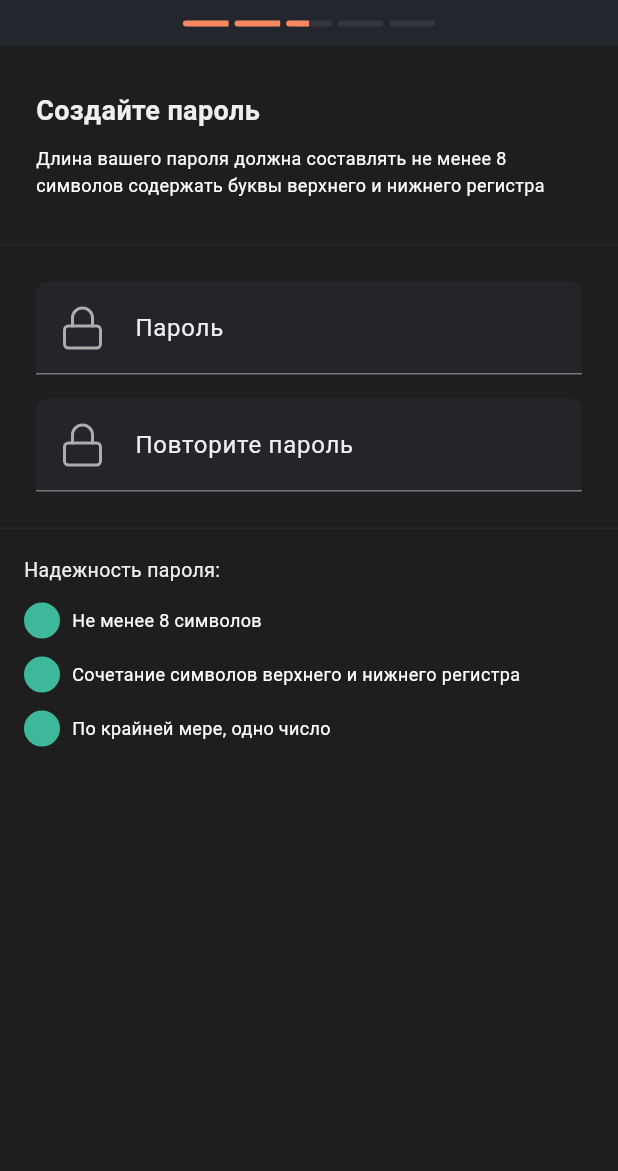
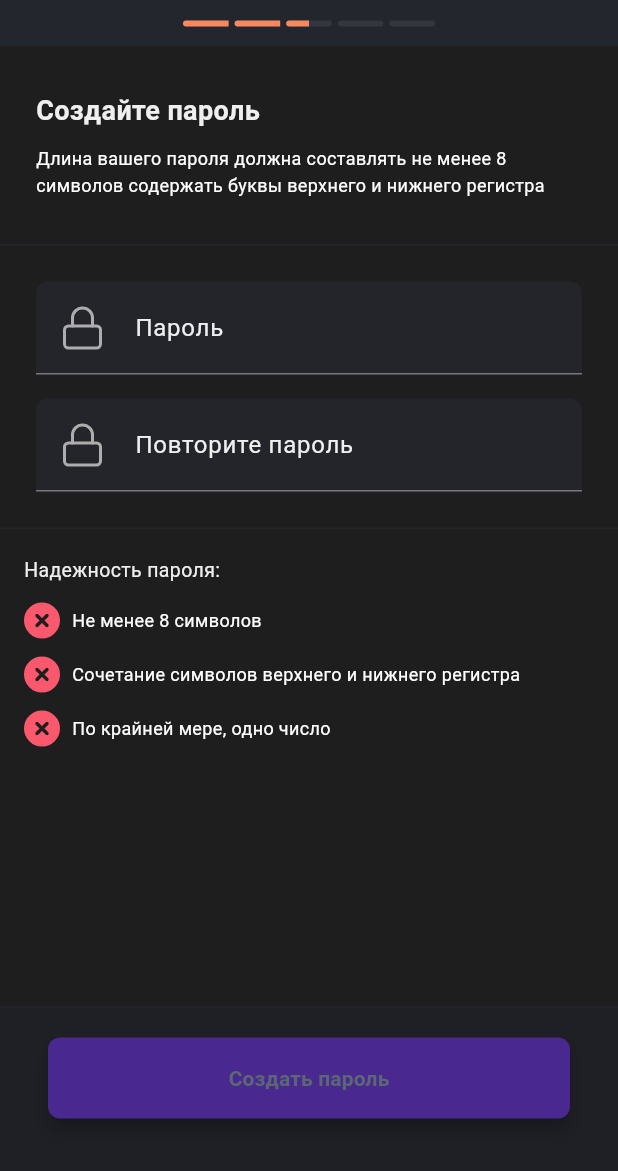
Before and after one commit to PLUXVR/rtk, a Flutter app: the PasswordCreateScreen screen opened directly, on a phone screen of 412 x 824 dp, the part 65-1236 px from its top. Run offline on Flutter 3.47's test engine with Material 3 defaults, Android fonts, the phone set to English and light mode, and no system bars; our stand-ins replace flutter_svg.

Commit message:
step_four_personal_data_screen

```diff
--- a/lib/src/app/colors/colors.dart
+++ b/lib/src/app/colors/colors.dart
@@ -15,10 +15,12 @@
 
 abstract final class AppColors {
   static const white = Colors.white;
+  static const disabledTextColor = Color(0xFF5B6774);
   static const orange300 = Color(0xFFF98760);
   static const neutal50 = Color(0xFFDEE4EC);
   static const neutal700 = Color(0xFF39414A);
   static const gray100 = Color(0xFFAEAFB2);
   static const green700 = Color(0xFF3EB89B);
   static const red500 = Color(0xFFFA586C);
+  static const purple800 = Color(0xFF492890);
 }
--- /dev/null
+++ b/lib/src/app/modules/registration_module/registration_module_import.dart
@@ -0,0 +1,6 @@
+export 'package:flutter_rtk/src/app/modules/first_screen/first_screen.dart';
+export 'package:flutter_rtk/src/app/modules/registration_module/registration_screen/registration_screen.dart';
+export 'package:flutter_rtk/src/app/modules/registration_module/step_one_phone_number/phone_number_screen.dart';
+export 'package:flutter_rtk/src/app/modules/registration_module/step_three_create_password/step_three_create_password.dart';
+export 'package:flutter_rtk/src/app/modules/registration_module/step_two_verification/step_two_verification_screen.dart';
+export 'package:flutter_rtk/src/app/modules/registration_module/step_four_personal_data/personal_data_screen.dart';
--- a/lib/src/app/modules/registration_screen/registration_screen.dart
+++ b/lib/src/app/modules/registration_module/registration_screen/registration_screen.dart
@@ -1,8 +1,8 @@
 import 'package:flutter/material.dart';
 import 'package:flutter_rtk/src/app/colors/colors.dart';
-import 'package:flutter_rtk/src/app/modules/registration_screen/components/registration_app_bar.dart/registration_app_bar.dart';
-import 'package:flutter_rtk/src/app/modules/registration_screen/components/registration_app_bar.dart/registration_body.dart';
-import 'package:flutter_rtk/src/app/modules/registration_screen/components/registration_app_bar.dart/validation_widget.dart';
+import 'package:flutter_rtk/src/app/modules/registration_module/registration_screen/components/registration_app_bar.dart/registration_app_bar.dart';
+import 'package:flutter_rtk/src/app/modules/registration_module/registration_screen/components/registration_app_bar.dart/registration_body.dart';
+import 'package:flutter_rtk/src/app/modules/registration_module/registration_screen/components/registration_app_bar.dart/validation_widget.dart';
 import 'package:flutter_rtk/src/app/widgets/check_box/check_box.dart';
 import 'package:flutter_rtk/src/app/widgets/input_field.dart/input_field.dart';
 import 'package:flutter_svg/svg.dart';
--- /dev/null
+++ b/lib/src/app/modules/registration_module/step_three_create_password/step_three_create_password.dart
@@ -0,0 +1,302 @@
+import 'package:flutter/material.dart';
+import 'package:flutter_rtk/src/app/colors/colors.dart';
+import 'package:flutter_rtk/src/app/modules/registration_module/registration_screen/components/registration_app_bar.dart/validation_widget.dart';
+import 'package:flutter_rtk/src/app/widgets/app_bar/default_app_bar.dart';
+import 'package:flutter_rtk/src/app/widgets/check_box/check_box.dart';
+import 'package:flutter_rtk/src/app/widgets/input_field.dart/input_field.dart';
+import 'package:flutter_rtk/src/app/widgets/rectangle_button/rectangle_button.dart';
+import 'package:flutter_rtk/src/app/widgets/step_bar/step_bar.dart';
+import 'package:flutter_rtk/src/app/widgets/text_info_widget/text_info_widget.dart';
+import 'package:flutter_svg/svg.dart';
+
+class PasswordCreateScreen extends StatefulWidget {
+  const PasswordCreateScreen({super.key});
+
+  @override
+  State<PasswordCreateScreen> createState() => _PasswordCreateScreenState();
+}
+
+class _PasswordCreateScreenState extends State<PasswordCreateScreen> {
+  final _formKey = GlobalKey<FormState>();
+  // Для сохранения значения поля ввода паролей
+  final _passwordController = TextEditingController();
+  final _confirmPasswordController = TextEditingController();
+  // Проверка на соответствие паролей
+  bool _passMatch = true;
+  // Чек боксы для надежности пароля
+  bool _minSymbolsError = true;
+  bool _lowerAndUpperCaseError = true;
+  bool _personalInfoInPassError = true;
+  bool _minSymbolsValid = false;
+  bool _lowerAndUpperCaseValid = false;
+  bool _personalInfoInPassValid = false;
+
+  @override
+  Widget build(BuildContext context) {
+    return Scaffold(
+      backgroundColor: bodyBackgroundColor,
+      appBar: DefaultAppBar(
+        additionHeight: 20,
+        titleText: "Шаг 3 из 5",
+        bottomAppBarChild: const Padding(
+          padding: EdgeInsets.symmetric(horizontal: 120.0),
+          child: StepBar(
+            currentStep: 3,
+            stepsCount: 5,
+          ),
+        ),
+        actions: [
+          DefaultRectangleButton(
+            child: SvgPicture.asset('assets/icons/x-circle.svg'),
+          ),
+        ],
+      ),
+      body: Column(
+        children: [
+          const TextInfoWidget(
+            headingText: "Создайте пароль",
+            bodyText: Text(
+              'Длина вашего пароля должна составлять не менее 8 символов содержать буквы верхнего и нижнего регистра',
+              // textAlign: MainAxisAlignment(),
+              style:
+                  TextStyle(color: AppColors.white, fontSize: 12, height: 1.5),
+            ),
+          ),
+          Container(
+            width: double.infinity,
+            decoration: const BoxDecoration(
+              border: Border(
+                top: BorderSide(
+                  width: 1,
+                  color: Color(0xFF24252B),
+                ),
+                bottom: BorderSide(
+                  width: 1,
+                  color: Color(0xFF24252B),
+                ),
+              ),
+            ),
+            child: Padding(
+              padding: const EdgeInsets.all(24.0),
+              child: Form(
+                key: _formKey,
+                child: Column(
+                  children: [
+                    InputField(
+                      controller: _passwordController,
+                      labelText: 'Пароль',
+                      obcureText: true,
+                      icon: SvgPicture.asset(
+                        'assets/icons/lock.svg',
+                        width: 32,
+                        height: 32,
+                      ),
+                      suffixIcon: Padding(
+                        padding: const EdgeInsets.all(12.0),
+                        child: _passMatch
+                            ? null
+                            : SvgPicture.asset(
+                                'assets/icons/alert-circle.svg',
+                              ),
+                      ),
+                      autoValidate: AutovalidateMode.onUserInteraction,
+                      validator: (value) {
+                        // WidgetsBinding.instance.addPostFrameCallback((timeStamp) {
+                        //   if (value!.length <= 8) {
+                        //     setState(() {
+                        //       _minSymbolsError = true;
+                        //       _minSymbolsValid = false;
+                        //     });
+                        //   }
+                        // });
+                        if (value == null || value.isEmpty) {
+                          return 'Пожалуйста введите пароль';
+                        }
+                        if (value.length < 8) {
+                          return 'Пароль должен быть больше 8 символов';
+                        }
+                        if (_confirmPasswordController.text.isNotEmpty &&
+                            value != _confirmPasswordController.text) {
+                          _passMatch = false;
+
+                          return 'Пароли не совпадают';
+                        } else {
+                          _passMatch = true;
+                        }
+                        // _checkPassword(value);
+                        return null;
+                      },
+                    ),
+                    const SizedBox(
+                      height: 16,
+                    ),
+                    InputField(
+                      controller: _confirmPasswordController,
+                      labelText: 'Повторите пароль',
+                      obcureText: true,
+                      icon: SvgPicture.asset(
+                        'assets/icons/lock.svg',
+                        width: 32,
+                        height: 32,
+                      ),
+                      suffixIcon: Padding(
+                        padding: const EdgeInsets.all(12.0),
+                        child: _passMatch
+                            ? null
+                            : SvgPicture.asset(
+                                'assets/icons/alert-circle.svg',
+                              ),
+                      ),
+                      autoValidate: AutovalidateMode.onUserInteraction,
+                      validator: (value) {
+                        if (value == null || value.isEmpty) {
+                          _passMatch = false;
+                          return 'Пожалуйста подтвердите пароль';
+                        }
+                        WidgetsBinding.instance
+                            .addPostFrameCallback((timeStamp) {
+                          if (value.contains(RegExp(r'[0-9]'))) {
+                            setState(() {
+                              _personalInfoInPassError = false;
+                              _personalInfoInPassValid = true;
+                            });
+                          } else {
+                            setState(() {
+                              _personalInfoInPassError = true;
+                              _personalInfoInPassValid = false;
+                            });
+                          }
+                        });
+                        // Проверка пароля на отсутствие значения
+                        WidgetsBinding.instance
+                            .addPostFrameCallback((timeStamp) {
+                          if (value.length >= 8) {
+                            setState(() {
+                              _minSymbolsError = false;
+                              _minSymbolsValid = true;
+                            });
+                          } else {
+                            setState(() {
+                              _minSymbolsError = true;
+                              _minSymbolsValid = false;
+                            });
+                          }
+                        });
+                        WidgetsBinding.instance
+                            .addPostFrameCallback((timeStamp) {
+                          if ((value.contains(RegExp(r'[А-Я]')) ||
+                                  value.contains(RegExp(r'[A-Z]'))) &&
+                              (value.contains(RegExp(r'[a-z]')) ||
+                                  value.contains(RegExp(r'[а-я]')))) {
+                            setState(() {
+                              _lowerAndUpperCaseError = false;
+                              _lowerAndUpperCaseValid = true;
+                            });
+                          } else {
+                            setState(() {
+                              _lowerAndUpperCaseError = true;
+                              _lowerAndUpperCaseValid = false;
+                            });
+                          }
+                        });
+
+                        // Проверка пароля на соответствие паролей
+                        if (value != _passwordController.text) {
+                          _passMatch = false;
+
+                          return 'Пароли не совпадают';
+                        } else {
+                          _passMatch = true;
+                        }
+
+                        return null;
+                      },
+                    ),
+                  ],
+                ),
+              ),
+            ),
+          ),
+          const SizedBox(
+            height: 18,
+          ),
+          //  Поля валидации пароля
+          ValidationPasswordWidget(
+            isAllValid: _minSymbolsValid &&
+                    _lowerAndUpperCaseValid &&
+                    _personalInfoInPassValid
+                ? true
+                : false,
+            minSymbolsCheckBox: DefaultCheckBox(
+              isError: _minSymbolsError,
+              isValid: _minSymbolsValid,
+              checkBoxText: 'Не менее 8 символов',
+            ),
+            lowerAndUpperCaseCheckBox: DefaultCheckBox(
+              isError: _lowerAndUpperCaseError,
+              isValid: _lowerAndUpperCaseValid,
+              checkBoxText: 'Сочетание символов верхнего и нижнего регистра',
+            ),
+            personalInfoInPassCheckBox: DefaultCheckBox(
+              isError: _personalInfoInPassError,
+              isValid: _personalInfoInPassValid,
+              checkBoxText: 'По крайней мере, одно число',
+            ),
+          ),
+        ],
+      ),
+      bottomNavigationBar: Container(
+        width: double.infinity,
+        padding:
+            const EdgeInsets.only(top: 20, bottom: 35, left: 32, right: 32),
+        decoration: const BoxDecoration(
+          color: Color(0xFF1F2026),
+          border: Border(
+            top: BorderSide(width: 1, color: Color(0xFF24252B)),
+          ),
+        ),
+        child: SizedBox(
+          height: 54,
+          child: ElevatedButton(
+            style: ButtonStyle(
+                shadowColor: const MaterialStatePropertyAll(Colors.black),
+                elevation: const MaterialStatePropertyAll(5),
+                backgroundColor: _minSymbolsValid &&
+                        _lowerAndUpperCaseValid &&
+                        _personalInfoInPassValid &&
+                        _passMatch
+                    ? MaterialStateProperty.all(buttonNextColorActive)
+                    : MaterialStateProperty.all(AppColors.purple800),
+                shape: MaterialStateProperty.all(RoundedRectangleBorder(
+                  borderRadius: BorderRadius.circular(8),
+                ))),
+            onPressed: _minSymbolsValid &&
+                    _lowerAndUpperCaseValid &&
+                    _personalInfoInPassValid &&
+                    _passMatch
+                ? () {
+                    print('Кнопка далее нажата');
+                    // dispose();
+                    // if (_formKey.currentState!.validate()) {
+                    //   // Процесс регистрации
+                    // }
+                    // previousStep();
+                  }
+                : null,
+            child: Text(
+              'Создать пароль',
+              style: TextStyle(
+                  color: _minSymbolsValid &&
+                          _lowerAndUpperCaseValid &&
+                          _personalInfoInPassValid &&
+                          _passMatch
+                      ? textColor
+                      : AppColors.disabledTextColor,
+                  fontWeight: FontWeight.w700),
+            ),
+          ),
+        ),
+      ),
+    );
+  }
+}
```
Also changed, not shown: lib/main.dart (+3 -6 lines), lib/src/app/modules/registration_module/step_four_personal_data/personal_data_screen.dart (renamed from lib/src/app/modules/step_three_create_password/step_three_create_password.dart, +64 -12 lines), lib/src/app/modules/registration_module/registration_screen/components/registration_app_bar.dart/registration_app_bar.dart (renamed from lib/src/app/modules/registration_screen/components/registration_app_bar.dart/registration_app_bar.dart), lib/src/app/modules/registration_module/registration_screen/components/registration_app_bar.dart/registration_body.dart (renamed from lib/src/app/modules/registration_screen/components/registration_app_bar.dart/registration_body.dart), lib/src/app/modules/registration_module/registration_screen/components/registration_app_bar.dart/validation_widget.dart (renamed from lib/src/app/modules/registration_screen/components/registration_app_bar.dart/validation_widget.dart), lib/src/app/modules/registration_module/step_one_phone_number/phone_number_screen.dart (renamed from lib/src/app/modules/step_one_phone_number/phone_number_screen.dart), lib/src/app/modules/registration_module/step_two_verification/step_two_verification_screen.dart (renamed from lib/src/app/modules/step_two_verification/step_two_verification_screen.dart).
